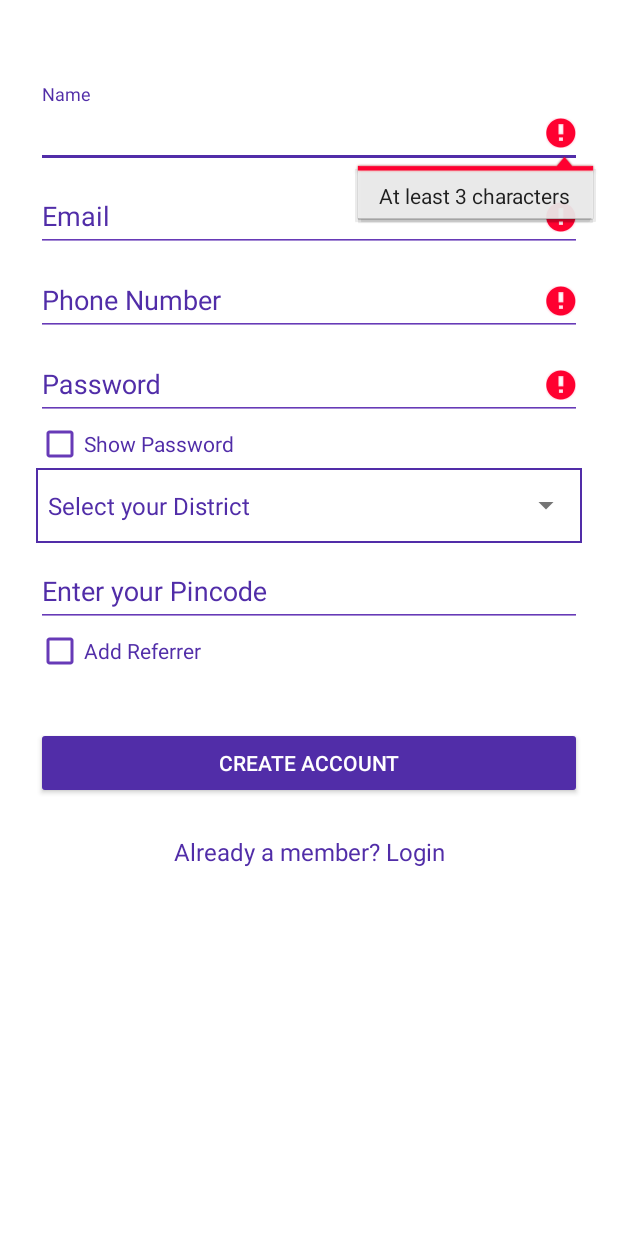
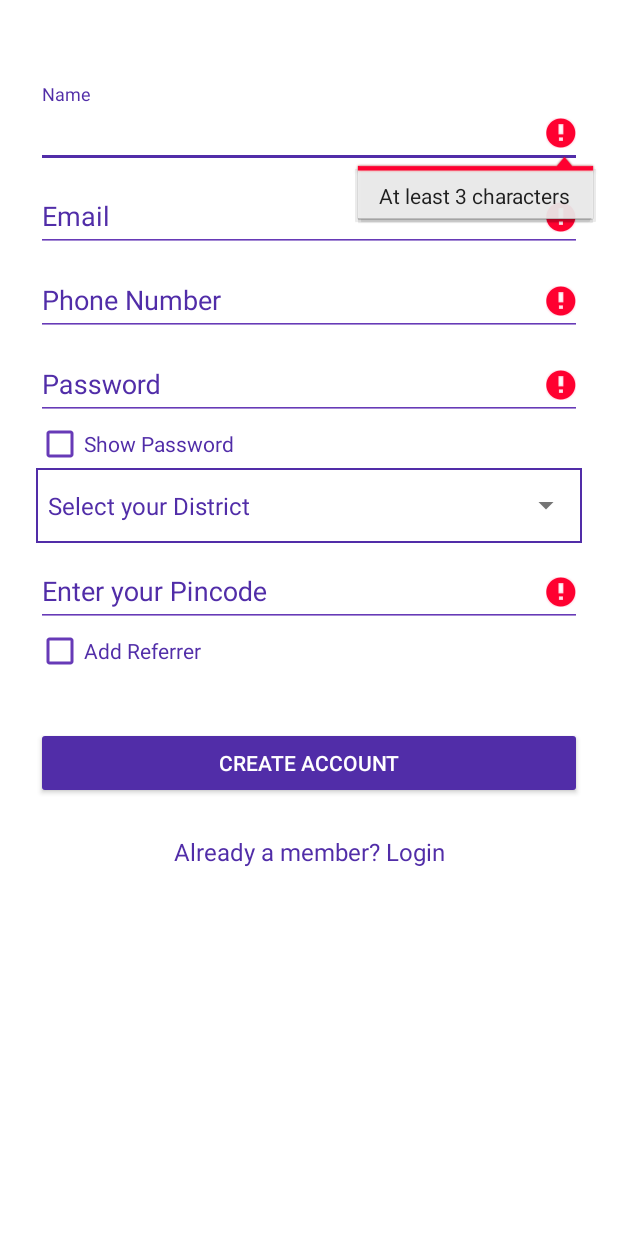
Before and after one commit to Gravity-Innovative-Solutions/aurislife, an Android app: the SignupActivity screen opened directly, with no data from a screen before it, after a tap on "CREATE ACCOUNT", on a phone screen of 412 x 824 dp. Run offline under Robolectric (Android 15) with nearby library versions, the phone set to English and light mode, and no system bars; our stand-ins replace ButterKnife; libraries missing offline, so code that uses them is left out: com.microsoft.windowsazure; 1 statement that could not run was skipped.

Commit message:
Bugs Fixed

```diff
--- a/app/src/main/java/in/gravitykerala/aurislife/SignupActivity.java
+++ b/app/src/main/java/in/gravitykerala/aurislife/SignupActivity.java
@@ -195,6 +195,7 @@ public class SignupActivity extends AppCompatActivity {
         String password = _passwordText.getText().toString();
         String phNo = _PHNO.getText().toString();
         String refPhNo = _refPhoneNo.getText().toString();
+        String pincode = _pincode.getText().toString();
 
         if (name.isEmpty() || name.length() < 3) {
             _nameText.setError("At least 3 characters");
@@ -221,12 +222,20 @@ public class SignupActivity extends AppCompatActivity {
         } else {
             _PHNO.setError(null);
         }
+
+        if (pincode.isEmpty() || pincode.length() != 6) {
+            _pincode.setError("Enter Valid Pincode ");
+//            Toast.makeText(this, "Check phone no", Toast.LENGTH_LONG).show();
+            valid = false;
+        } else {
+            _PHNO.setError(null);
+        }
         if ((refPhNo.isEmpty()) || refPhNo.length() != 10)
             _refPhoneNo.setError("Enter 10 Digit Mobile Number");
 
 
         if (password.isEmpty() || password.length() < 8 || password.length() > 15) {
-            _passwordText.setError("between 8 and 15 alphanumeric characters");
+            _passwordText.setError("between 8 and 15 characters");
 //            Toast.makeText(this, "Password between 8 and 15 characters", Toast.LENGTH_LONG).show();
             valid = false;
         } else {
--- a/app/src/main/res/layout/activity_main.xml
+++ b/app/src/main/res/layout/activity_main.xml
@@ -22,7 +22,7 @@
     <android.support.v4.view.ViewPager
         android:id="@+id/pager"
         android:layout_width="match_parent"
-        android:layout_height="fill_parent"
+        android:layout_height="match_parent"
         android:layout_below="@id/tab_layout" />
 
 </RelativeLayout>
--- a/app/src/main/res/values/strings.xml
+++ b/app/src/main/res/values/strings.xml
@@ -69,7 +69,7 @@
 
     <string name="currentpassword">Current Password</string>
     <string name="action_settings">Settings</string>
-    <string name="otp_verification">Verify OTP</string>
+    <string name="otp_verification">Verify Phone Number</string>
     <string name="error_incorrect_password">This password is incorrect</string>
     <string name="title_activity_change_password">Change Password</string>
     <string name="title_activity_transaction">Transaction</string>
```
